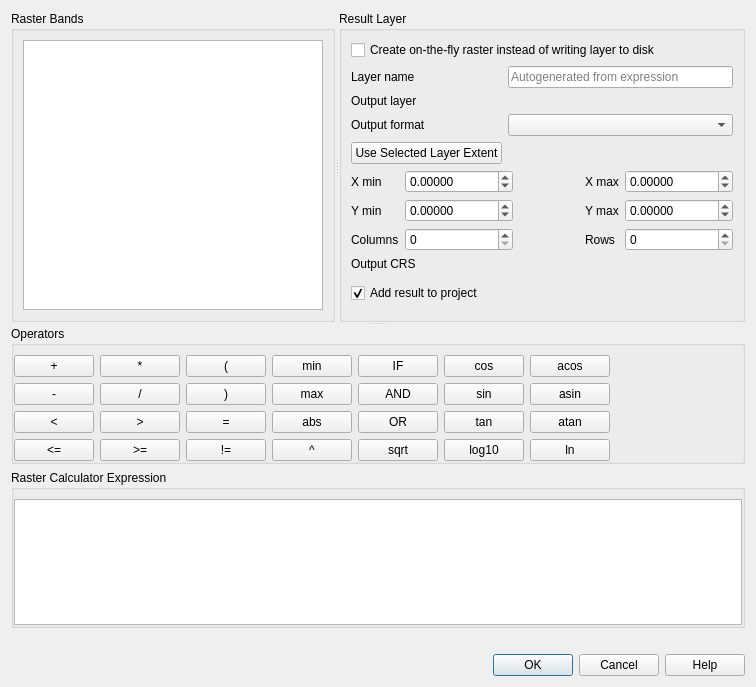
Before: the Qt Designer form src/ui/qgsrastercalcdialogbase.ui in qgis/QGIS, drawn with Qt 5.
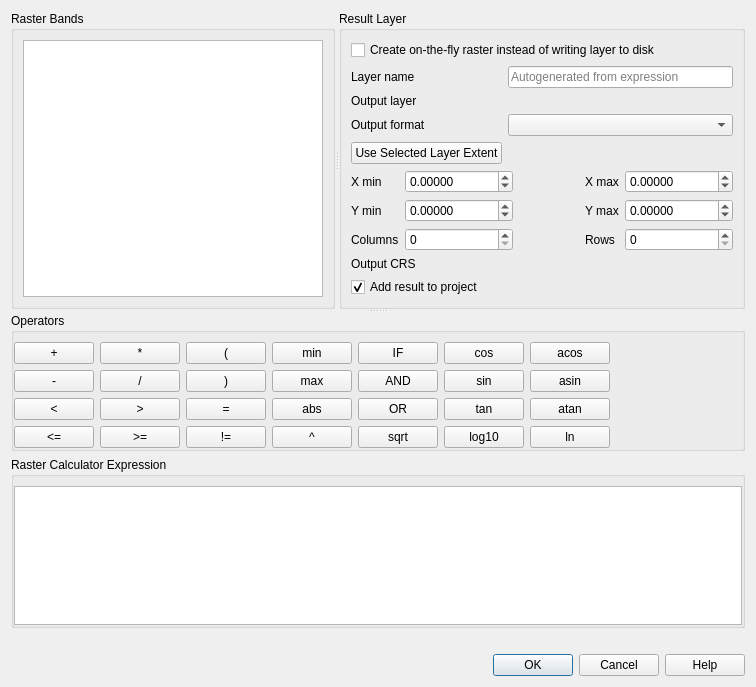
After: the same form once the commit is applied. Custom widgets are drawn as their Qt base class.

Commit message: Remove unnecessary vertical spacer

Diff of the .ui file:
```diff
--- a/src/ui/qgsrastercalcdialogbase.ui
+++ b/src/ui/qgsrastercalcdialogbase.ui
@@ -173,7 +173,7 @@
           </item>
          </layout>
         </item>
-        <item row="8" column="0" colspan="4">
+        <item row="7" column="0" colspan="4">
          <widget class="QCheckBox" name="mAddResultToProjectCheckBox">
           <property name="text">
            <string>Add result to project</string>
@@ -204,8 +204,8 @@
           </property>
          </widget>
         </item>
-        <item row="9" column="0">
-         <spacer name="verticalSpacer_2">
+        <item row="8" column="0">
+         <spacer name="verticalSpacer">
           <property name="orientation">
            <enum>Qt::Vertical</enum>
           </property>
@@ -230,19 +230,6 @@
           </property>
          </widget>
         </item>
-        <item row="7" column="1">
-         <spacer name="verticalSpacer">
-          <property name="orientation">
-           <enum>Qt::Vertical</enum>
-          </property>
-          <property name="sizeHint" stdset="0">
-           <size>
-            <width>20</width>
-            <height>40</height>
-           </size>
-          </property>
-         </spacer>
-        </item>
         <item row="4" column="0">
          <widget class="QPushButton" name="mCurrentLayerExtentButton">
           <property name="text">
```
The commit also changes 1 other file.
